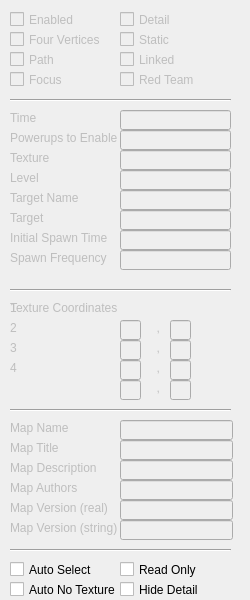
First picture: the form in tankbobs-editor/properties.ui, repository bairyn/tankbobs, before the edit.
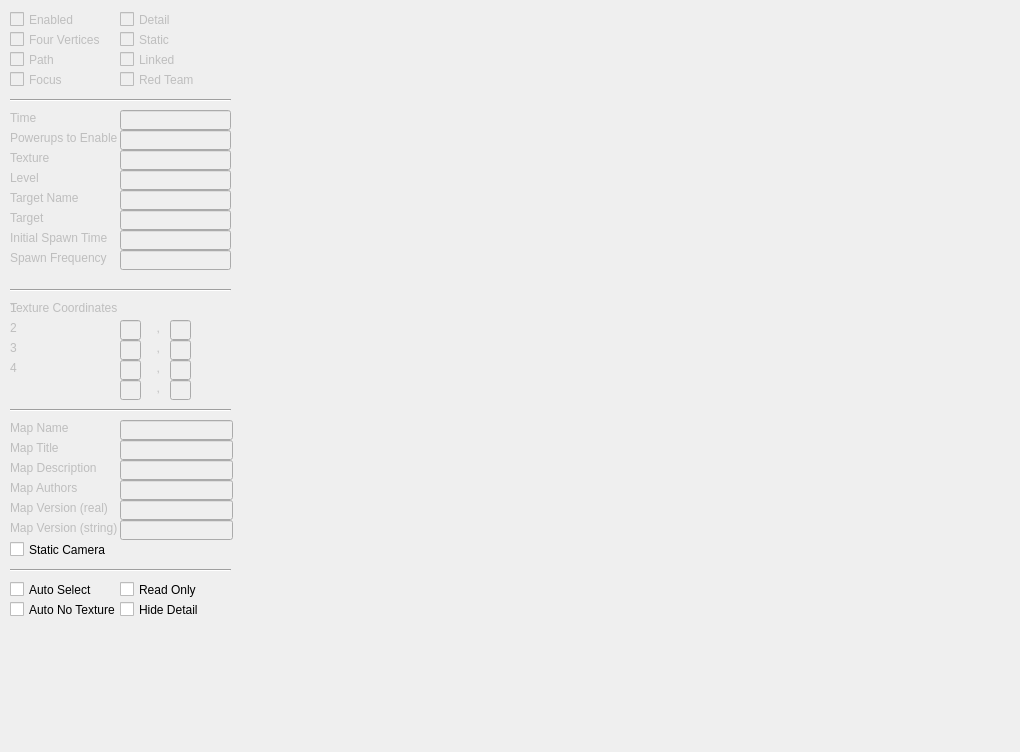
Second picture: the form after the edit.

Commit message: Add ignored option "staticCamera" to maps

Diff of the .ui file:
```diff
--- a/tankbobs-editor/properties.ui
+++ b/tankbobs-editor/properties.ui
@@ -9,8 +9,8 @@
    <rect>
     <x>0</x>
     <y>0</y>
-    <width>250</width>
-    <height>600</height>
+    <width>1020</width>
+    <height>752</height>
    </rect>
   </property>
   <property name="cursor">
@@ -259,7 +259,7 @@
    <property name="geometry">
     <rect>
      <x>10</x>
-     <y>540</y>
+     <y>560</y>
      <width>221</width>
      <height>20</height>
     </rect>
@@ -275,7 +275,7 @@
    <property name="geometry">
     <rect>
      <x>10</x>
-     <y>560</y>
+     <y>580</y>
      <width>131</width>
      <height>19</height>
     </rect>
@@ -300,7 +300,7 @@
    <property name="geometry">
     <rect>
      <x>120</x>
-     <y>560</y>
+     <y>580</y>
      <width>131</width>
      <height>19</height>
     </rect>
@@ -325,7 +325,7 @@
    <property name="geometry">
     <rect>
      <x>10</x>
-     <y>580</y>
+     <y>600</y>
      <width>131</width>
      <height>19</height>
     </rect>
@@ -896,7 +896,7 @@
    <property name="geometry">
     <rect>
      <x>120</x>
-     <y>580</y>
+     <y>600</y>
      <width>131</width>
      <height>19</height>
     </rect>
@@ -1103,6 +1103,31 @@
     <bool>false</bool>
    </property>
   </widget>
+  <widget class="QCheckBox" name="staticCamera">
+   <property name="enabled">
+    <bool>true</bool>
+   </property>
+   <property name="geometry">
+    <rect>
+     <x>10</x>
+     <y>540</y>
+     <width>131</width>
+     <height>19</height>
+    </rect>
+   </property>
+   <property name="cursor">
+    <cursorShape>UpArrowCursor</cursorShape>
+   </property>
+   <property name="text">
+    <string>Static Camera</string>
+   </property>
+   <property name="checked">
+    <bool>false</bool>
+   </property>
+   <property name="tristate">
+    <bool>false</bool>
+   </property>
+  </widget>
  </widget>
  <resources/>
  <connections/>
```
The commit also changes 11 other files.
